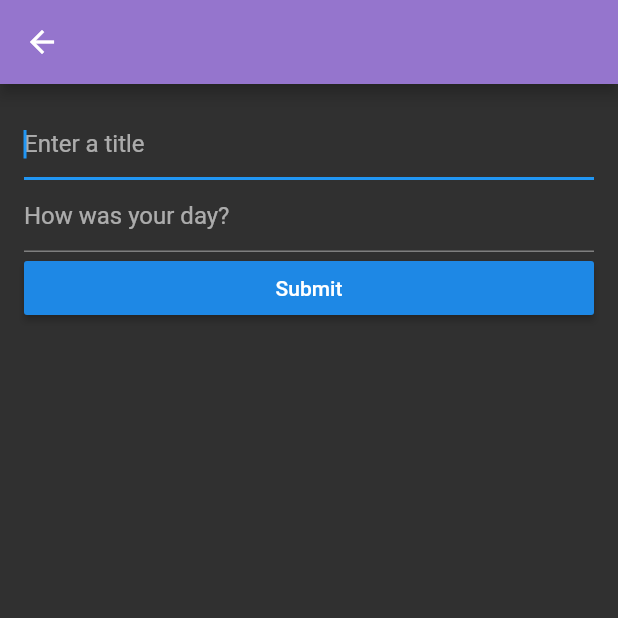
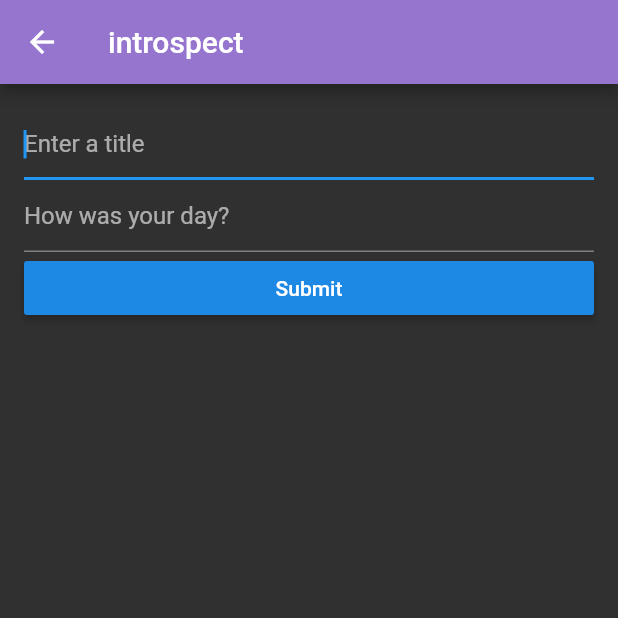
Before and after one commit to willxu1234/introspect, a Flutter app: the screen it shows after launch, after a tap on "Compose", on a phone screen of 412 x 824 dp, the top half of it. Run offline on Flutter 3.47's test engine with Material 2 defaults, Android fonts, the phone set to English and light mode, and no system bars.

Commit message:
reusable appbar

```diff
--- a/lib/screens/add_entry.dart
+++ b/lib/screens/add_entry.dart
@@ -1,5 +1,6 @@
 import 'package:flutter/material.dart';
 import 'package:introspect/widgets/add_entry_form.dart';
+import 'package:introspect/widgets/reusable_widgets.dart';
 
 // Page after clicking on add entry button.
 class AddEntryPage extends StatefulWidget {
@@ -13,7 +14,7 @@ class _AddEntryPageState extends State<AddEntryPage> {
   @override
   Widget build(BuildContext context) {
     return Scaffold(
-      appBar: AppBar(),
+      appBar: ReusableWidgets.getAppBar(),
       body: AddEntryFormWidget(),
     );
   }
--- a/lib/screens/entry_detail.dart
+++ b/lib/screens/entry_detail.dart
@@ -1,5 +1,6 @@
 import 'package:flutter/material.dart';
 import 'package:introspect/widgets/entry_detail.dart';
+import 'package:introspect/widgets/reusable_widgets.dart';
 
 // Detail page shown when clicking on an entry from the home page, or when the
 // size of the viewport is large enough. Shows body text of entry _index.
@@ -16,7 +17,7 @@ class _EntryDetailPageState extends State<EntryDetailPage> {
   @override
   Widget build(BuildContext context) {
     return Scaffold(
-      appBar: AppBar(),
+      appBar: ReusableWidgets.getAppBar(),
       body: EntryDetailWidget(widget._index),
     );
   }
--- a/lib/screens/home.dart
+++ b/lib/screens/home.dart
@@ -2,6 +2,7 @@ import 'package:flutter/material.dart';
 import 'package:introspect/screens/add_entry.dart';
 import 'package:introspect/screens/entry_detail.dart';
 import 'package:introspect/widgets/entry_list.dart';
+import 'package:introspect/widgets/reusable_widgets.dart';
 
 class HomePage extends StatefulWidget {
   @override
@@ -12,7 +13,7 @@ class _HomePageState extends State<HomePage> {
   @override
   Widget build(BuildContext context) {
     return Scaffold(
-      appBar: AppBar(),
+      appBar: ReusableWidgets.getAppBar(),
       body: OrientationBuilder(builder: (context, orientation) {
         return Row(children: <Widget>[
           Expanded(
--- /dev/null
+++ b/lib/widgets/reusable_widgets.dart
@@ -0,0 +1,9 @@
+import 'package:flutter/material.dart';
+
+class ReusableWidgets {
+  static getAppBar() {
+    return AppBar(
+      title: Text("introspect"),
+    );
+  }
+}
```
